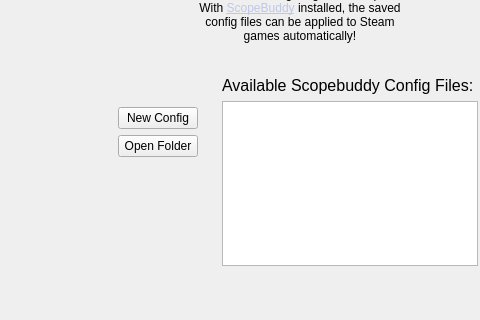
rfrench3/scopebuddy-gui, file src/main.ui: the form before one commit; both pictures show x 0 to 480 and y 230 to 550 of the 600 by 550 pixel window.
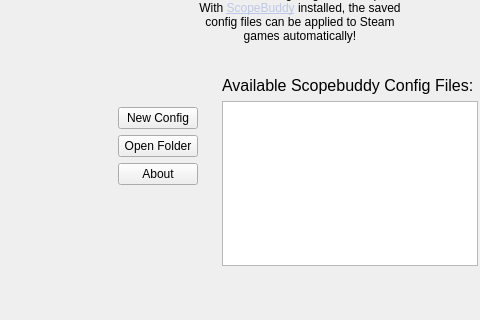
The form after the commit.

Commit message: Add a button that takes you to the SCBGUI documentation, update the Open Folder message to explain why you would want to open the folder directly.

What changed in the file:
```diff
--- a/src/main.ui
+++ b/src/main.ui
@@ -261,6 +261,25 @@
                        </property>
                       </widget>
                      </item>
+                     <item>
+                      <widget class="QPushButton" name="button_about">
+                       <property name="text">
+                        <string>About</string>
+                       </property>
+                       <property name="shortcut">
+                        <string>F1</string>
+                       </property>
+                       <property name="autoDefault">
+                        <bool>false</bool>
+                       </property>
+                       <property name="default">
+                        <bool>false</bool>
+                       </property>
+                       <property name="flat">
+                        <bool>false</bool>
+                       </property>
+                      </widget>
+                     </item>
                      <item>
                       <spacer name="verticalSpacer_2">
                        <property name="orientation">
```
The commit also changes 1 other file.
